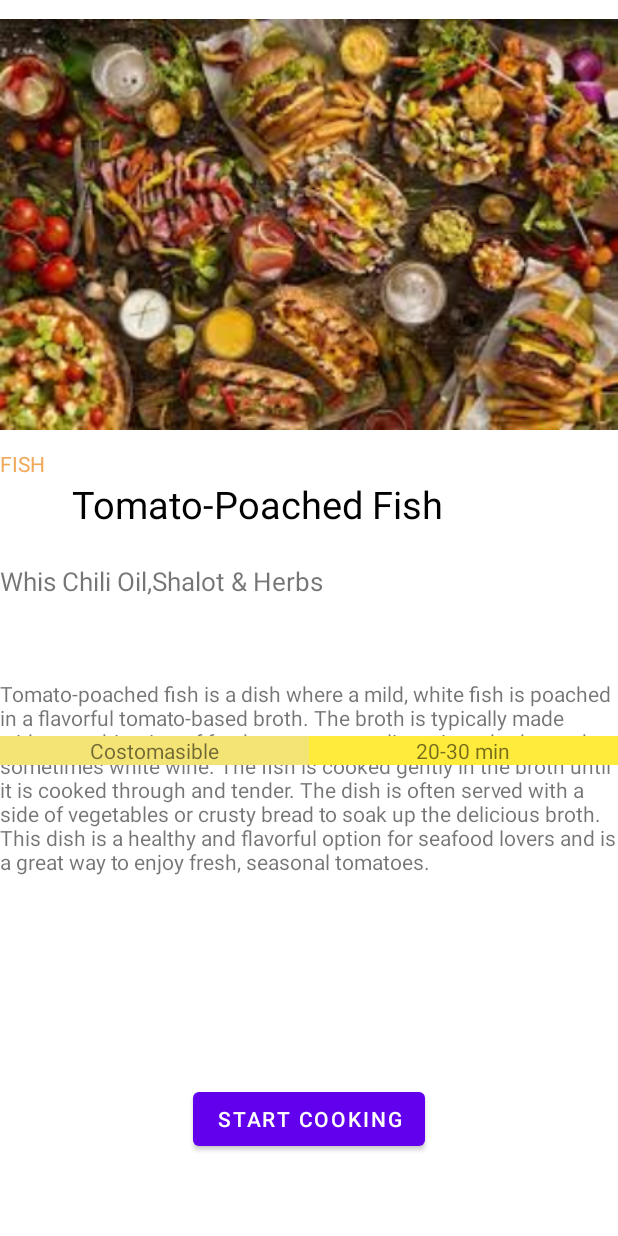
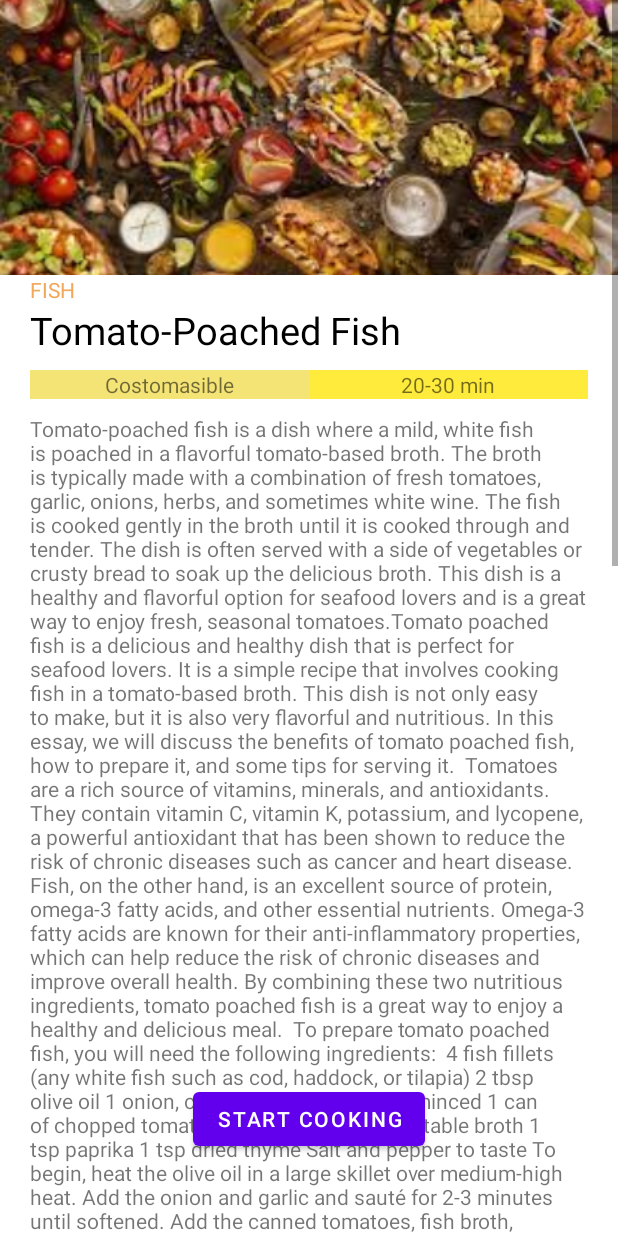
Before and after one commit to Pashost/FirstProject, an Android app: the layout second_activity.xml on its own in the app's theme, with its tools: preview values and no code run, on a phone screen of 412 x 824 dp. Run offline under Robolectric (Android 15) with nearby library versions, the phone set to English and light mode, and no system bars.

Commit message:
Correcting the xml for given screen

```diff
--- a/app/src/main/java/com/example/test/MainActivity.kt
+++ b/app/src/main/java/com/example/test/MainActivity.kt
@@ -6,6 +6,6 @@ import android.os.Bundle
 class MainActivity : AppCompatActivity() {
     override fun onCreate(savedInstanceState: Bundle?) {
         super.onCreate(savedInstanceState)
-        setContentView(R.layout.activity_main)
+        setContentView(R.layout.second_activity)
     }
 }
--- a/app/src/main/res/layout/second_activity.xml
+++ b/app/src/main/res/layout/second_activity.xml
@@ -1,46 +1,59 @@
 <?xml version="1.0" encoding="utf-8"?>
 <RelativeLayout
     xmlns:android="http://schemas.android.com/apk/res/android"
-    xmlns:app="http://schemas.android.com/apk/res-auto"
     xmlns:tools="http://schemas.android.com/tools"
     tools:context=".MainActivity"
     android:layout_width="match_parent"
     android:layout_height="match_parent">
+    <Button
+        android:id="@+id/StartCooking"
+        android:layout_width="wrap_content"
+        android:layout_height="wrap_content"
+        android:layout_alignParentBottom="true"
+        android:layout_marginBottom="54dp"
+        android:layout_centerHorizontal="true"
+        android:text="Start Cooking" />
 
+    <ScrollView
+        android:layout_width="match_parent"
+        android:layout_height="match_parent">
 
+        <LinearLayout
+            android:layout_width="match_parent"
+            android:layout_height="wrap_content"
+            android:orientation="vertical" >
             <ImageView
                 android:id="@+id/image"
                 android:layout_width="match_parent"
-        android:layout_height="299dp"
+                android:layout_height="wrap_content"
                 android:layout_alignParentTop="true"
+                android:scaleType="centerCrop"
                 android:src="@drawable/download" />
 
             <RelativeLayout
                 android:layout_width="match_parent"
-        android:layout_height="160dp"
+                android:layout_height="wrap_content"
                 android:layout_below="@+id/image"
                 android:layout_alignParentBottom="true"
-        android:layout_marginTop="0dp"
-        android:layout_marginBottom="200dp">
-
+                android:layout_marginTop="0dp">
                 <TextView
                     android:id="@+id/Dish"
                     android:layout_width="wrap_content"
                     android:layout_height="wrap_content"
                     android:layout_alignParentTop="true"
                     android:text="Fish"
+                    android:paddingHorizontal="20dp"
                     android:textAllCaps="true"
                     android:textColor="#F1A859" />
 
                 <TextView
                     android:id="@+id/NameOfDish"
-            android:layout_width="253dp"
+                    android:layout_width="wrap_content"
                     android:layout_height="39dp"
                     android:layout_below="@+id/Dish"
                     android:layout_alignParentStart="true"
                     android:layout_alignParentEnd="true"
-            android:layout_marginStart="48dp"
-            android:layout_marginEnd="110dp"
+                    android:paddingHorizontal="20dp"
                     android:text="Tomato-Poached Fish"
                     android:textColor="#000000"
                     android:textSize="25dp" />
@@ -50,40 +63,71 @@
                     android:layout_width="wrap_content"
                     android:layout_height="wrap_content"
                     android:layout_below="@+id/NameOfDish"
-            android:layout_marginTop="17dp"
+                    android:paddingHorizontal="20dp"
                     android:textSize="17dp"
                     android:text="Whis Chili Oil,Shalot &amp; Herbs" />
 
-        <ScrollView
-            android:layout_width="match_parent"
-            android:layout_height="70dp"
-            android:layout_below="@+id/Souses"
-            android:layout_alignParentBottom="true"
-            android:layout_marginTop="53dp"
-            android:layout_marginBottom="33dp">
-
                 <TextView
                     android:id="@+id/Descreption"
-                android:layout_width="match_parent"
-                android:layout_height="match_parent"
-                android:text="Tomato-poached fish is a dish where a mild, white fish is poached in a flavorful tomato-based broth. The broth is typically made with a combination of fresh tomatoes, garlic, onions, herbs, and sometimes white wine. The fish is cooked gently in the broth until it is cooked through and tender. The dish is often served with a side of vegetables or crusty bread to soak up the delicious broth. This dish is a healthy and flavorful option for seafood lovers and is a great way to enjoy fresh, seasonal tomatoes." />
-        </ScrollView>
+                    android:layout_width="wrap_content"
+                    android:layout_height="wrap_content"
+                    android:layout_below="@+id/Souses"
+                    android:layout_marginTop="10dp"
+                    android:paddingHorizontal="20dp"
+                    android:text="Tomato-poached fish is a dish where a mild, white fish is poached in a flavorful tomato-based broth. The broth is typically made with a combination of fresh tomatoes, garlic, onions, herbs, and sometimes white wine. The fish is cooked gently in the broth until it is cooked through and tender. The dish is often served with a side of vegetables or crusty bread to soak up the delicious broth. This dish is a healthy and flavorful option for seafood lovers and is a great way to enjoy fresh, seasonal tomatoes.Tomato poached fish is a delicious and healthy dish that is perfect for seafood lovers. It is a simple recipe that involves cooking fish in a tomato-based broth. This dish is not only easy to make, but it is also very flavorful and nutritious. In this essay, we will discuss the benefits of tomato poached fish, how to prepare it, and some tips for serving it.
+
+Tomatoes are a rich source of vitamins, minerals, and antioxidants. They contain vitamin C, vitamin K, potassium, and lycopene, a powerful antioxidant that has been shown to reduce the risk of chronic diseases such as cancer and heart disease. Fish, on the other hand, is an excellent source of protein, omega-3 fatty acids, and other essential nutrients. Omega-3 fatty acids are known for their anti-inflammatory properties, which can help reduce the risk of chronic diseases and improve overall health. By combining these two nutritious ingredients, tomato poached fish is a great way to enjoy a healthy and delicious meal.
+
+To prepare tomato poached fish, you will need the following ingredients:
+
+4 fish fillets (any white fish such as cod, haddock, or tilapia)
+2 tbsp olive oil
+1 onion, chopped
+2 garlic cloves, minced
+1 can of chopped tomatoes
+1 cup of fish or vegetable broth
+1 tsp paprika
+1 tsp dried thyme
+Salt and pepper to taste
+To begin, heat the olive oil in a large skillet over medium-high heat. Add the onion and garlic and sauté for 2-3 minutes until softened. Add the canned tomatoes, fish broth, paprika, thyme, salt, and pepper, and stir to combine. Bring the mixture to a boil, then reduce the heat to low and let it simmer for 5 minutes. Add the fish fillets to the skillet, making sure they are fully submerged in the tomato broth. Cover the skillet and let the fish cook for 8-10 minutes, or until it is cooked through and flakes easily with a fork.
+
+When serving tomato poached fish, you can garnish it with chopped fresh herbs such as parsley or basil. You can also serve it with a side of steamed vegetables or a salad to make it a complete and balanced meal. This dish pairs well with a light white wine or a crisp rosé.
+
+In conclusion, tomato poached fish is a healthy and delicious dish that is easy to make and packed with nutrients. By using fresh ingredients and simple cooking techniques, you can create a meal that is not only satisfying but also beneficial to your health. Whether you are a seafood lover or simply looking for a healthy and flavorful meal, tomato poached fish is definitely worth trying.Tomato poached fish is a delicious and healthy dish that is perfect for seafood lovers. It is a simple recipe that involves cooking fish in a tomato-based broth. This dish is not only easy to make, but it is also very flavorful and nutritious. In this essay, we will discuss the benefits of tomato poached fish, how to prepare it, and some tips for serving it.
+
+Tomatoes are a rich source of vitamins, minerals, and antioxidants. They contain vitamin C, vitamin K, potassium, and lycopene, a powerful antioxidant that has been shown to reduce the risk of chronic diseases such as cancer and heart disease. Fish, on the other hand, is an excellent source of protein, omega-3 fatty acids, and other essential nutrients. Omega-3 fatty acids are known for their anti-inflammatory properties, which can help reduce the risk of chronic diseases and improve overall health. By combining these two nutritious ingredients, tomato poached fish is a great way to enjoy a healthy and delicious meal.
+
+To prepare tomato poached fish, you will need the following ingredients:
+
+4 fish fillets (any white fish such as cod, haddock, or tilapia)
+2 tbsp olive oil
+1 onion, chopped
+2 garlic cloves, minced
+1 can of chopped tomatoes
+1 cup of fish or vegetable broth
+1 tsp paprika
+1 tsp dried thyme
+Salt and pepper to taste
+To begin, heat the olive oil in a large skillet over medium-high heat. Add the onion and garlic and sauté for 2-3 minutes until softened. Add the canned tomatoes, fish broth, paprika, thyme, salt, and pepper, and stir to combine. Bring the mixture to a boil, then reduce the heat to low and let it simmer for 5 minutes. Add the fish fillets to the skillet, making sure they are fully submerged in the tomato broth. Cover the skillet and let the fish cook for 8-10 minutes, or until it is cooked through and flakes easily with a fork.
+
+When serving tomato poached fish, you can garnish it with chopped fresh herbs such as parsley or basil. You can also serve it with a side of steamed vegetables or a salad to make it a complete and balanced meal. This dish pairs well with a light white wine or a crisp rosé.
+
+In conclusion, tomato poached fish is a healthy and delicious dish that is easy to make and packed with nutrients. By using fresh ingredients and simple cooking techniques, you can create a meal that is not only satisfying but also beneficial to your health. Whether you are a seafood lover or simply looking for a healthy and flavorful meal, tomato poached fish is definitely worth trying." />
 
                 <LinearLayout
                     android:layout_width="match_parent"
-            android:layout_height="50dp"
-            android:layout_alignParentBottom="true"
-            android:layout_marginBottom="83dp"
-            android:layout_centerHorizontal="true"
-            android:orientation="horizontal">
+                    android:layout_height="wrap_content"
+                    android:layout_above="@+id/Descreption"
+                    android:orientation="horizontal"
+                    android:paddingHorizontal="20dp">
 
                     <TextView
                         android:id="@+id/textStatus"
                         android:layout_width="match_parent"
                         android:layout_height="wrap_content"
                         android:layout_weight="1"
+                        android:background="#F4E475"
                         android:gravity="center"
-                android:background="#F4E475"
                         android:text="Costomasible" />
 
                     <TextView
@@ -96,15 +140,6 @@
                         android:text="20-30 min" />
                 </LinearLayout>
             </RelativeLayout>
-
-    <Button
-        android:id="@+id/StartCooking"
-        android:layout_width="wrap_content"
-        android:layout_height="wrap_content"
-        android:layout_alignParentBottom="true"
-        android:layout_marginBottom="54dp"
-        android:layout_centerHorizontal="true"
-        android:text="Start Cooking" />
-
-
+        </LinearLayout>
+    </ScrollView>
 </RelativeLayout>
```
Lines whose indentation alone changed are shown as unchanged.
